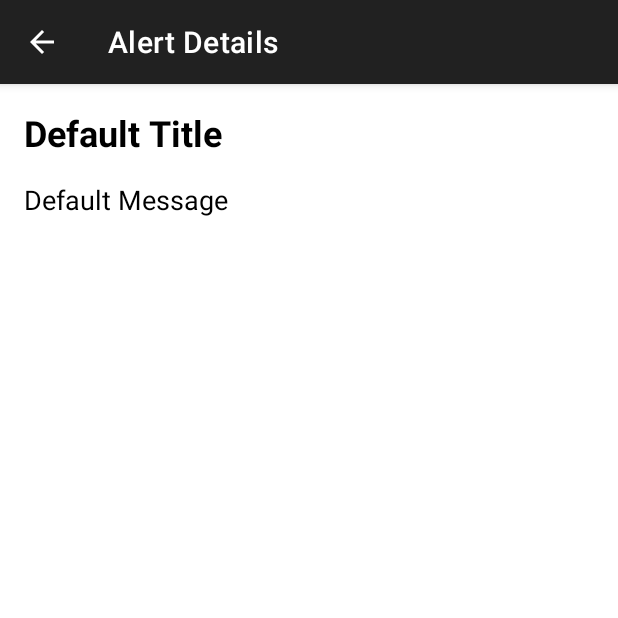
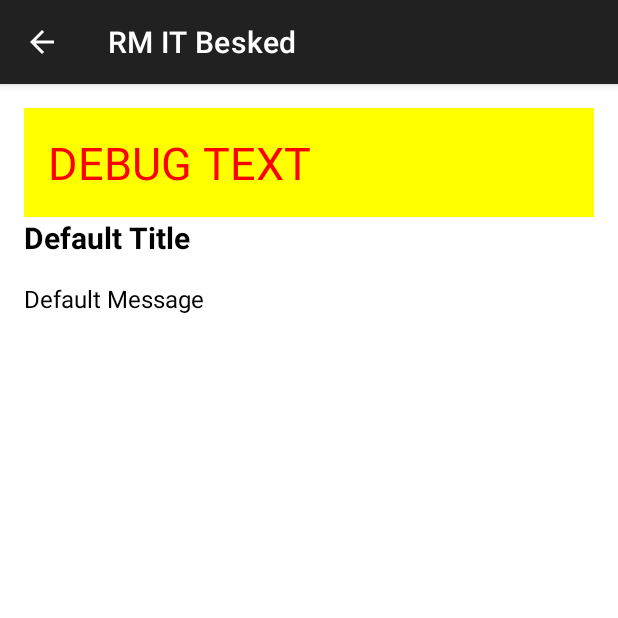
Before and after one commit to marynofear/RM-IT-Besked-Firebase-app, an Android app: the MessageDetailActivity screen opened directly, with no data from a screen before it, on a phone screen of 412 x 824 dp, the top half of it. Run offline under Robolectric (Android 15) with nearby library versions, the phone set to English and light mode, and no system bars.

Commit message:
21-12-24 Nu modtages og vises notifikationen i appen, hvis appen er åben lukket eller i baggrunden.

```diff
--- a/app/src/main/AndroidManifest.xml
+++ b/app/src/main/AndroidManifest.xml
@@ -17,10 +17,7 @@
 
         <activity
             android:name=".MessageDetailActivity"
-            android:launchMode="singleTop"
-            android:taskAffinity=""
-            android:parentActivityName=".MainActivity"
-            android:excludeFromRecents="true" />
+            android:exported="false"/>
 
         <activity
             android:name=".MainActivity"
--- a/app/src/main/java/com/notificationapp/MessageDetailActivity.kt
+++ b/app/src/main/java/com/notificationapp/MessageDetailActivity.kt
@@ -3,7 +3,6 @@ package com.notificationapp
 import android.content.Intent
 import android.os.Bundle
 import android.util.Log
-import android.view.View
 import android.widget.TextView
 import androidx.appcompat.app.AppCompatActivity
 
@@ -14,7 +13,6 @@ class MessageDetailActivity : AppCompatActivity() {
 
     override fun onCreate(savedInstanceState: Bundle?) {
         super.onCreate(savedInstanceState)
-        setTheme(R.style.Theme_NotificationApp)
         setContentView(R.layout.activity_message_detail)
 
         Log.d(TAG, "⭐ onCreate - Started")
@@ -22,23 +20,19 @@ class MessageDetailActivity : AppCompatActivity() {
         val titleView: TextView = findViewById(R.id.titleTextView)
         val messageView: TextView = findViewById(R.id.messageTextView)
 
-        // Get values from intent
-        val title = intent?.getStringExtra("notification_title") ?: "Default Title"
-        val message = intent?.getStringExtra("notification_message") ?: "Default Message"
+        // Update to use the correct keys from the intent
+        val title = intent?.getStringExtra("title") ?: "Default Title"
+        val message = intent?.getStringExtra("body") ?: "Default Message"
 
         Log.d(TAG, "⭐ Setting title: $title")
         Log.d(TAG, "⭐ Setting message: $message")
 
         titleView.text = title
-        titleView.visibility = View.VISIBLE
+        messageView.text = message
 
-        messageView.text = message
-        messageView.visibility = View.VISIBLE
+        supportActionBar?.setDisplayHomeAsUpEnabled(true)
+    }
 
-        // Set action bar properties separately
-        supportActionBar?.setDisplayHomeAsUpEnabled(true)
-        supportActionBar?.setTitle("Alert Details")
-    }
 
     override fun onResume() {
         super.onResume()
--- a/app/src/main/res/layout/activity_message_detail.xml
+++ b/app/src/main/res/layout/activity_message_detail.xml
@@ -3,27 +3,30 @@
     android:layout_width="match_parent"
     android:layout_height="match_parent"
     android:orientation="vertical"
-    android:background="@android:color/white"
     android:padding="16dp">
+
+    <!-- Debug View -->
+    <TextView
+        android:layout_width="match_parent"
+        android:layout_height="wrap_content"
+        android:text="DEBUG TEXT"
+        android:textSize="30sp"
+        android:textColor="#FF0000"
+        android:background="#FFFF00"
+        android:padding="16dp"/>
 
     <TextView
         android:id="@+id/titleTextView"
         android:layout_width="match_parent"
         android:layout_height="wrap_content"
-        android:text="Default Title"
-        android:textColor="@android:color/black"
-        android:textSize="24sp"
+        android:textSize="20sp"
         android:textStyle="bold"
-        android:layout_marginBottom="16dp"
-        android:background="@android:color/white"/>
+        android:layout_marginBottom="16dp"/>
 
     <TextView
         android:id="@+id/messageTextView"
         android:layout_width="match_parent"
         android:layout_height="wrap_content"
-        android:text="Default Message"
-        android:textColor="@android:color/black"
-        android:textSize="18sp"
-        android:background="@android:color/white"/>
+        android:textSize="16sp"/>
 
 </LinearLayout>
```
Also changed, not shown: app/src/main/java/com/notificationapp/MainActivity.kt (+9 -1 lines), app/src/main/java/com/notificationapp/MyFirebaseMessagingService.kt (+10 -4 lines), 1 other file.
